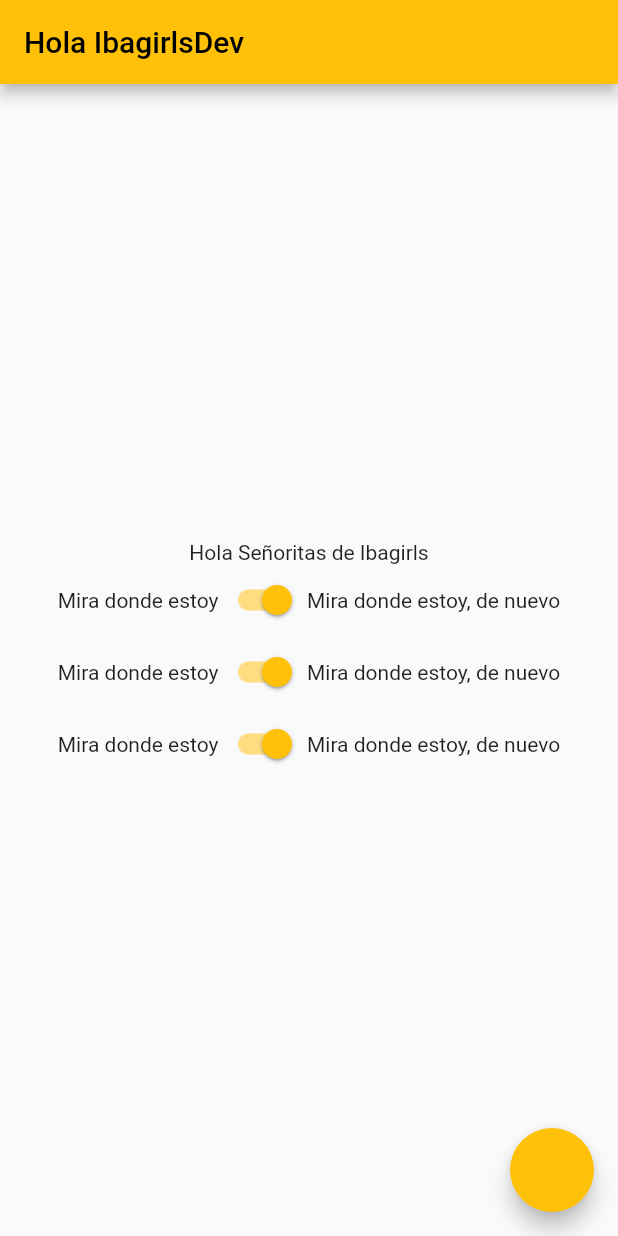
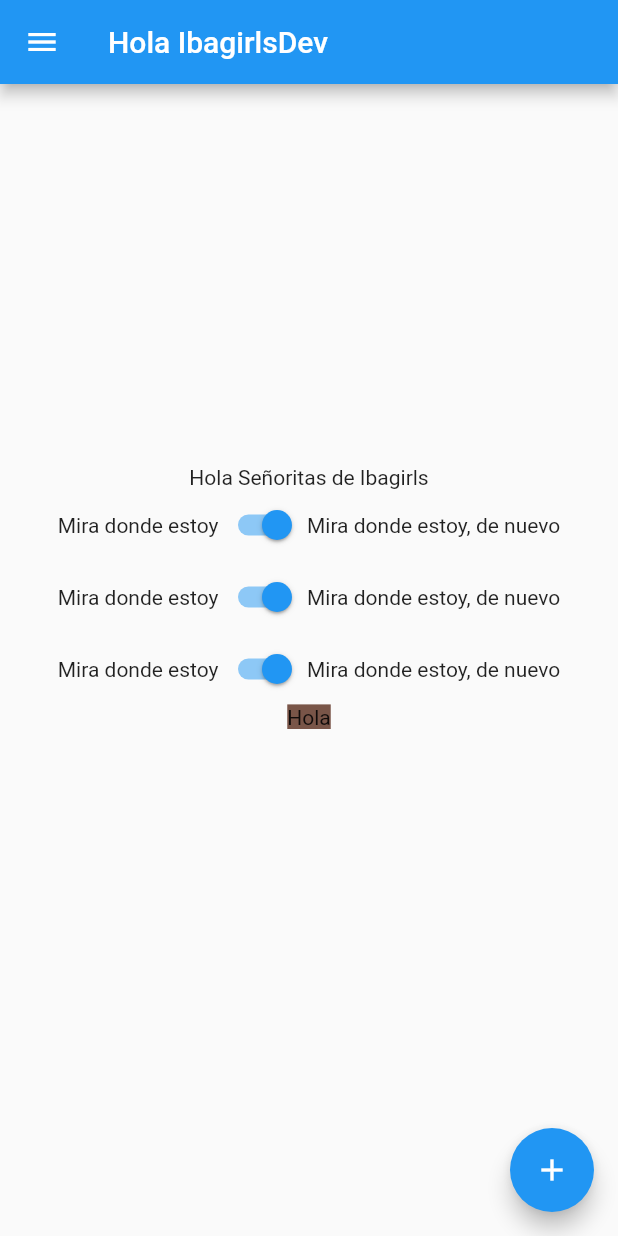
Before and after one commit to villajohan22/flutter_intento1, a Flutter app: the screen it shows after launch, on a phone screen of 412 x 824 dp. Run offline on Flutter 3.47's test engine with Material 2 defaults, Android fonts, the phone set to English and light mode, and no system bars.

Commit message:
subida de la primera tarea

```diff
--- a/lib/MyHomePage.dart
+++ b/lib/MyHomePage.dart
@@ -1,4 +1,5 @@
 import 'package:flutter/material.dart';
+import 'package:flutter_intento1/PageStack.dart';
 
 class MyHomePage extends StatelessWidget {
   @override
@@ -6,6 +7,9 @@ class MyHomePage extends StatelessWidget {
     return Scaffold(
       appBar: AppBar(
         title: Text('Hola IbagirlsDev'),
+      ),
+      drawer: Drawer(
+        child: Text('Hola mundo'),
       ),
       body: Center(
         child: Column(
@@ -45,11 +49,30 @@ class MyHomePage extends StatelessWidget {
                 Text('Mira donde estoy, de nuevo'),
               ],
             ),
+            SizedBox(
+              width: 100,
+              height: 100,
+              child: Text(
+                'Hola',
+                textAlign: TextAlign.center,
+                style: TextStyle(
+                  backgroundColor: Colors.brown,
+                ),
+              ),
+            ),
           ],
         ),
       ),
       floatingActionButton: FloatingActionButton(
-        onPressed: () {},
+        onPressed: () {
+          Navigator.push(
+            context,
+            MaterialPageRoute(
+              builder: (BuildContext context) => PageStack(),
+            ),
+          );
+        },
+        child: Icon(Icons.add),
       ),
     );
   }
--- a/lib/main.dart
+++ b/lib/main.dart
@@ -1,4 +1,5 @@
 import 'package:flutter/material.dart';
+import 'package:flutter_intento1/PageStack.dart';
 
 import 'MyHomePage.dart';
 
@@ -11,11 +12,12 @@ class MyApp extends StatelessWidget {
   @override
   Widget build(BuildContext context) {
     return MaterialApp(
-      title: "JOHAN",
-      theme: ThemeData(primarySwatch: Colors.amber),
+      title: "App ibagirls",
+      theme: ThemeData(primarySwatch: Colors.blue),
       initialRoute: 'home',
       routes: {
         'home': (BuildContext context) => MyHomePage(),
+        'stack': (BuildContext context) => PageStack(),
       },
     );
   }
--- a/pubspec.yaml
+++ b/pubspec.yaml
@@ -45,7 +45,8 @@ flutter:
   uses-material-design: true
 
   # To add assets to your application, add an assets section, like this:
-  # assets:
+  assets:
+   - assets/
   #   - images/a_dot_burr.jpeg
   #   - images/a_dot_ham.jpeg
 
```
Also changed, not shown: lib/PageStack.dart (+64 -2 lines), assets/gokuandvegetafusion.jpg (added).
